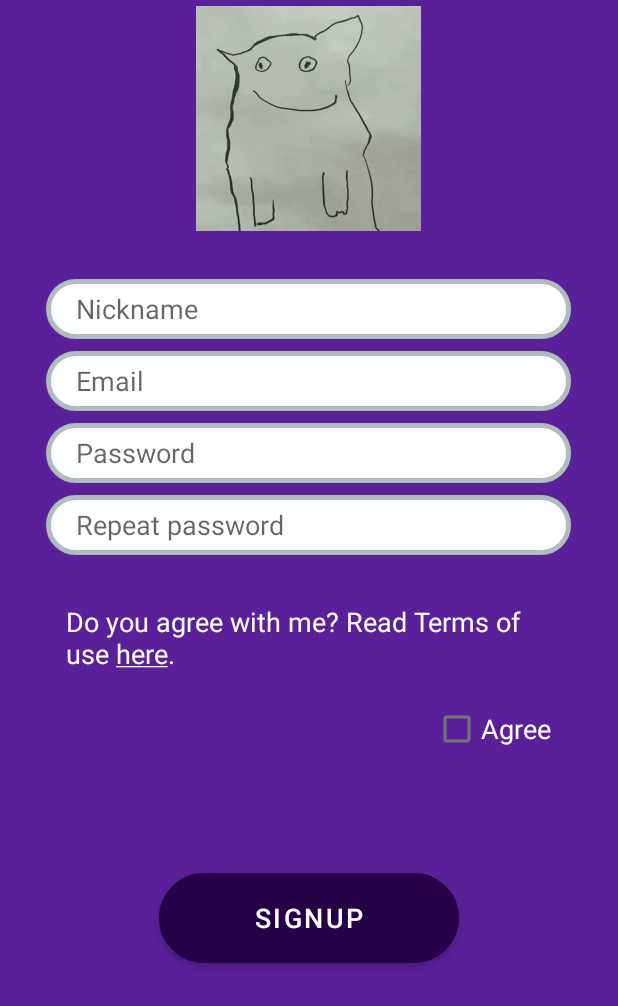
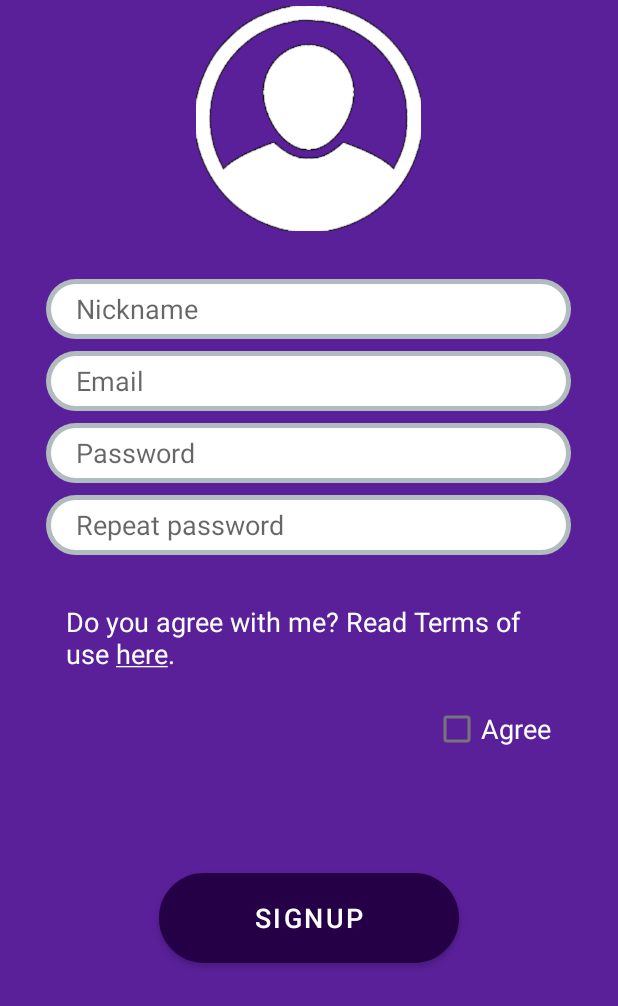
Before and after one commit to pogrib0k/Agrobib-Messanger, an Android app: the PasswordSignUpActivity screen opened directly, with no data from a screen before it, on a phone screen of 412 x 824 dp. Shown: the top 1006 px of the screen. Run offline under Robolectric (Android 15) with nearby library versions, the phone set to English and light mode, and no system bars; our stand-ins replace Firebase (no records; nobody signed in at launch, a user with empty details on screens opened directly).

Commit message:
Fixed chats intend + login/register form changes

```diff
--- a/app/src/main/res/layout/activity_login.xml
+++ b/app/src/main/res/layout/activity_login.xml
@@ -88,10 +88,12 @@
             android:layout_width="370dp"
             android:layout_height="132dp"
             android:layout_marginTop="16dp"
+            android:adjustViewBounds="false"
             android:src="@drawable/avatar_example"
             app:layout_constraintEnd_toEndOf="parent"
             app:layout_constraintStart_toStartOf="parent"
-            app:layout_constraintTop_toTopOf="parent" />
+            app:layout_constraintTop_toTopOf="parent"
+            app:srcCompat="@drawable/aie_logo_1_1_colored" />
 
         <TextView
             android:id="@+id/signup_link"
--- a/app/src/main/res/layout/activity_password_signup.xml
+++ b/app/src/main/res/layout/activity_password_signup.xml
@@ -112,6 +112,6 @@
         app:layout_constraintHorizontal_bias="0.498"
         app:layout_constraintStart_toStartOf="parent"
         app:layout_constraintTop_toTopOf="parent"
-        app:srcCompat="@drawable/avatar_example" />
+        app:srcCompat="@drawable/aie_user_account_white" />
 
 </androidx.constraintlayout.widget.ConstraintLayout>
--- a/app/src/main/res/layout/app_bar_main.xml
+++ b/app/src/main/res/layout/app_bar_main.xml
@@ -27,7 +27,7 @@
     <androidx.recyclerview.widget.RecyclerView
         android:id="@+id/recyclerview_latest_messages"
         android:layout_width="match_parent"
-        android:layout_height="673dp"
+        android:layout_height="654dp"
         android:background="@android:color/darker_gray"
         android:clickable="true"
         android:focusable="true"
--- a/app/src/main/res/layout/content_main.xml
+++ b/app/src/main/res/layout/content_main.xml
@@ -12,6 +12,7 @@
         android:name="androidx.navigation.fragment.NavHostFragment"
         android:layout_width="match_parent"
         android:layout_height="match_parent"
+        android:paddingTop="5dp"
         app:defaultNavHost="true"
         app:layout_constraintLeft_toLeftOf="parent"
         app:layout_constraintRight_toRightOf="parent"
```
